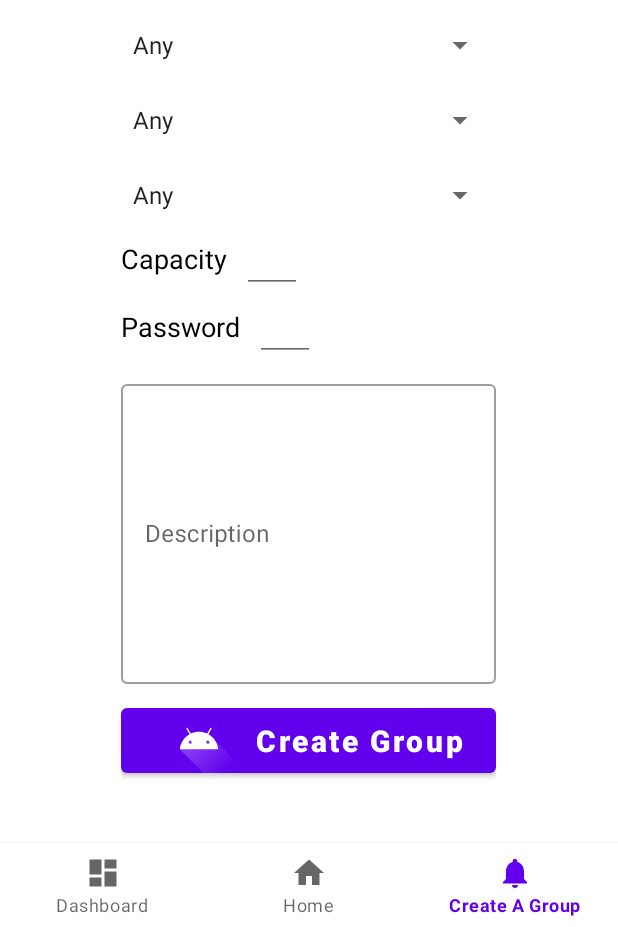
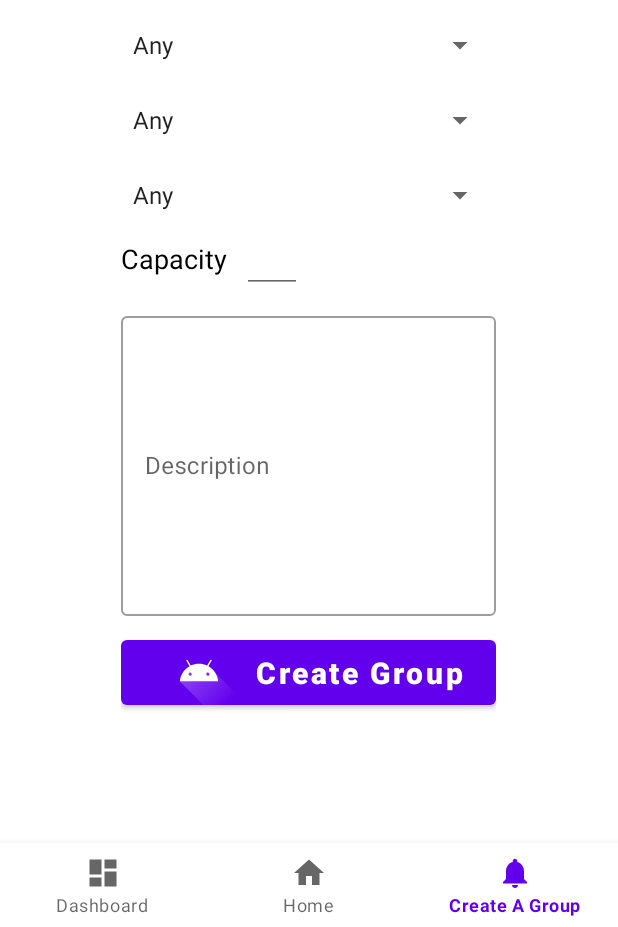
Before and after one commit to adamozeri/GamePals, an Android app: the CreateAGroupFragment screen opened through its navigation route, on a phone screen of 412 x 824 dp, the part 309-1236 px from its top. Run offline under Robolectric (Android 15) with nearby library versions, the phone set to English and light mode, and no system bars; our stand-ins replace Firebase (no records; nobody signed in at launch, a user with empty details on screens opened directly), navigation-ui.

Commit message:
Create a group update to database

```diff
--- a/app/src/main/java/com/example/gamepals/model/Group.java
+++ b/app/src/main/java/com/example/gamepals/model/Group.java
@@ -1,51 +1,48 @@
 package com.example.gamepals.model;
 
+import java.util.ArrayList;
+import java.util.HashMap;
 import java.util.Locale;
+import java.util.UUID;
 
 public class Group {
 
-    private enum Region {EUROPE, ASIA, NORTH_AMERICA, SOUTH_AMERICA, AFRICA, OCEANIA};
-    private enum Skill {BEGINNER, EXPERIENCED, PROFESSIONAL};
-    private enum Gaming_Platform {PC, XBOX, PLAYSTATION}
-
+    private HashMap<String, User> users;
+    private String id;
     private String name;
     private int capacity;
     private String description;
-    private Region region;
-    private Skill skill;
-    private Gaming_Platform platform;
+    private String region;
+    private String skill;
+    private String gamingPlatform;
+    private String groupAdmin;
 
-    public Group(String name, int capacity, String description, String region, String skill, String platform) {
+
+    public Group() {}
+
+    public Group(String name, int capacity, String description, String region, String skill, String gamingPlatform) {
         this.name = name;
         this.capacity = capacity;
         this.description = description;
-        setRegion(region);
-        setSkill(skill);
-        setPlatform(platform);
+        this.region = region;
+        this.skill = skill;
+        this.gamingPlatform = gamingPlatform;
+        this.users = new HashMap<>();
+        this.users.put(User.getInstance().getUid(), User.getInstance());
+        this.groupAdmin = User.getInstance().getUid(); // setting the admin to give him more permissions over the group
+        this.id = UUID.randomUUID().toString();
     }
 
     public String getRegion() {
-        return region.toString();
-    }
-
-    public void setRegion(String region) {
-        this.region = Region.valueOf(region.toUpperCase());
+        return region;
     }
 
     public String getSkill() {
-        return skill.toString();
-    }
-
-    public void setSkill(String skill) {
-        this.skill = Skill.valueOf(skill.toUpperCase());
+        return skill;
     }
 
     public String getPlatform() {
-        return platform.toString();
-    }
-
-    public void setPlatform(String platform) {
-        this.platform = Gaming_Platform.valueOf(platform.toUpperCase());
+        return gamingPlatform;
     }
 
     public String getName() {
@@ -59,4 +56,8 @@ public class Group {
     public String getDescription() {
         return description;
     }
+
+    public String getId() {
+        return id;
+    }
 }
--- a/app/src/main/java/com/example/gamepals/ui/create_a_group/CreateAGroupFragment.java
+++ b/app/src/main/java/com/example/gamepals/ui/create_a_group/CreateAGroupFragment.java
@@ -4,13 +4,14 @@ import android.os.Bundle;
 import android.view.LayoutInflater;
 import android.view.View;
 import android.view.ViewGroup;
-import android.widget.TextView;
 
 import androidx.annotation.NonNull;
 import androidx.fragment.app.Fragment;
 import androidx.lifecycle.ViewModelProvider;
 
 import com.example.gamepals.databinding.FragmentCreateAGroupBinding;
+import com.example.gamepals.model.Group;
+import com.example.gamepals.model.User;
 
 public class CreateAGroupFragment extends Fragment {
 
@@ -18,15 +19,28 @@ public class CreateAGroupFragment extends Fragment {
 
     public View onCreateView(@NonNull LayoutInflater inflater,
                              ViewGroup container, Bundle savedInstanceState) {
-        NotificationsViewModel notificationsViewModel =
-                new ViewModelProvider(this).get(NotificationsViewModel.class);
+        CreateAGroupViewModel createAGroupViewModel =
+                new ViewModelProvider(this).get(CreateAGroupViewModel.class);
 
         binding = FragmentCreateAGroupBinding.inflate(inflater, container, false);
         View root = binding.getRoot();
-
+        binding.createBTNCreate.setOnClickListener(view -> createGroup());
         return root;
     }
 
+
+
+    private void createGroup(){
+        String name = binding.createETName.getText().toString();
+        String description = binding.createTFDescription.getEditText().toString();
+        String region = binding.createSPRegion.getSelectedItem().toString();
+        String skill = binding.createSPSkill.getSelectedItem().toString();
+        String platform = binding.createSPPlatform.getSelectedItem().toString();
+        int capacity = Integer.parseInt(binding.createTFCapacity.getText().toString());
+        Group newGroup = new Group(name,capacity,description,region,skill,platform);
+        User.getInstance().getGroups().put(newGroup.getId(),newGroup); // adding the group to the user's list
+        CreateAGroupViewModel createAGroupViewModel = new CreateAGroupViewModel(newGroup); // updating db
+    }
     @Override
     public void onDestroyView() {
         super.onDestroyView();
--- a/app/src/main/java/com/example/gamepals/ui/create_a_group/NotificationsViewModel.java
+++ /dev/null
@@ -1,19 +0,0 @@
-package com.example.gamepals.ui.create_a_group;
-
-import androidx.lifecycle.LiveData;
-import androidx.lifecycle.MutableLiveData;
-import androidx.lifecycle.ViewModel;
-
-public class NotificationsViewModel extends ViewModel {
-
-    private final MutableLiveData<String> mText;
-
-    public NotificationsViewModel() {
-        mText = new MutableLiveData<>();
-        mText.setValue("This is notifications fragment");
-    }
-
-    public LiveData<String> getText() {
-        return mText;
-    }
-}
--- a/app/src/main/java/com/example/gamepals/ui/home/HomeFragment.java
+++ b/app/src/main/java/com/example/gamepals/ui/home/HomeFragment.java
@@ -51,7 +51,7 @@ public class HomeFragment extends Fragment {
 
     private void initViews() {
         ArrayList<Group> groups = new ArrayList<>();
-        groups.add(new Group("test",5,"test test", "Europe","Beginner", "PC"));
+//        groups.add(new Group("test",5,"test test", "Europe","Beginner", "PC"));
 
         GroupRecyclerAdapter groupAdapter = new GroupRecyclerAdapter(getContext(), groups);
         home_LST_groups.setLayoutManager(new LinearLayoutManager(getContext()));
--- a/app/src/main/res/layout/fragment_create_a_group.xml
+++ b/app/src/main/res/layout/fragment_create_a_group.xml
@@ -78,30 +78,17 @@
                 android:textSize="18sp"
                 android:textColor="@color/black"/>
             <com.google.android.material.textfield.TextInputEditText
+                android:id="@+id/create_TF_capacity"
                 android:layout_width="40dp"
                 android:layout_height="wrap_content"
                 android:layout_marginStart="10dp"
                 android:inputType="numberDecimal"
-                android:textSize="18sp"/>
+                android:textSize="18sp" />
         </LinearLayout>
         <LinearLayout
             android:layout_width="match_parent"
             android:layout_height="wrap_content"
-            android:orientation="horizontal">
-            <com.google.android.material.textview.MaterialTextView
-                android:layout_width="wrap_content"
-                android:layout_height="wrap_content"
-                android:text="@string/password"
-                android:textSize="18sp"
-                android:textColor="@color/black"/>
-            <com.google.android.material.textfield.TextInputEditText
-                android:layout_width="40dp"
-                android:layout_height="wrap_content"
-                android:layout_marginStart="10dp"
-                android:inputType="numberDecimal"
-                android:textSize="18sp"/>
-        </LinearLayout>
-
+            android:orientation="horizontal"/>
 
         <com.google.android.material.textfield.TextInputLayout
             android:id="@+id/create_TF_description"
@@ -118,6 +105,7 @@
                 android:textSize="16sp" />
         </com.google.android.material.textfield.TextInputLayout>
         <com.google.android.material.button.MaterialButton
+            android:id="@+id/create_BTN_create"
             android:layout_width="match_parent"
             android:layout_height="55dp"
             android:layout_marginTop="10dp"
```
Also changed, not shown: app/src/main/java/com/example/gamepals/model/User.java (+6 -5 lines), app/src/main/java/com/example/gamepals/ui/create_a_group/CreateAGroupViewModel.java (added, +41 -0 lines).
